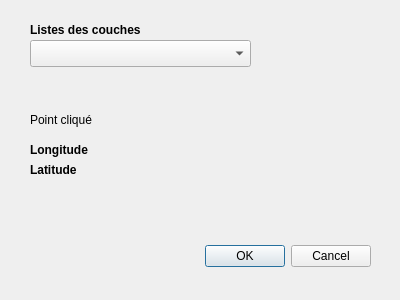
First picture: the form in extension_alexis_dialog_base.ui, repository alexisnataf/ExtQgis, before the edit.
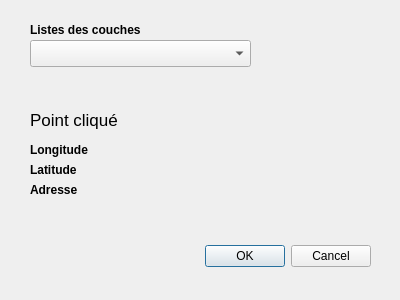
Second picture: the form after the edit.

Commit message: us 3 adresse

Diff of the .ui file:
```diff
--- a/extension_alexis_dialog_base.ui
+++ b/extension_alexis_dialog_base.ui
@@ -63,12 +63,13 @@
     <rect>
      <x>30</x>
      <y>110</y>
-     <width>81</width>
+     <width>111</width>
      <height>19</height>
     </rect>
    </property>
    <property name="font">
     <font>
+     <pointsize>13</pointsize>
      <underline>false</underline>
     </font>
    </property>
@@ -152,6 +153,41 @@
     <string/>
    </property>
   </widget>
+  <widget class="QLabel" name="label_5">
+   <property name="geometry">
+    <rect>
+     <x>30</x>
+     <y>180</y>
+     <width>66</width>
+     <height>19</height>
+    </rect>
+   </property>
+   <property name="font">
+    <font>
+     <weight>75</weight>
+     <bold>true</bold>
+    </font>
+   </property>
+   <property name="text">
+    <string>Adresse</string>
+   </property>
+  </widget>
+  <widget class="QLabel" name="adresse">
+   <property name="geometry">
+    <rect>
+     <x>100</x>
+     <y>180</y>
+     <width>261</width>
+     <height>51</height>
+    </rect>
+   </property>
+   <property name="text">
+    <string/>
+   </property>
+   <property name="wordWrap">
+    <bool>true</bool>
+   </property>
+  </widget>
  </widget>
  <resources/>
  <connections>
```
The commit also changes 2 other files.
